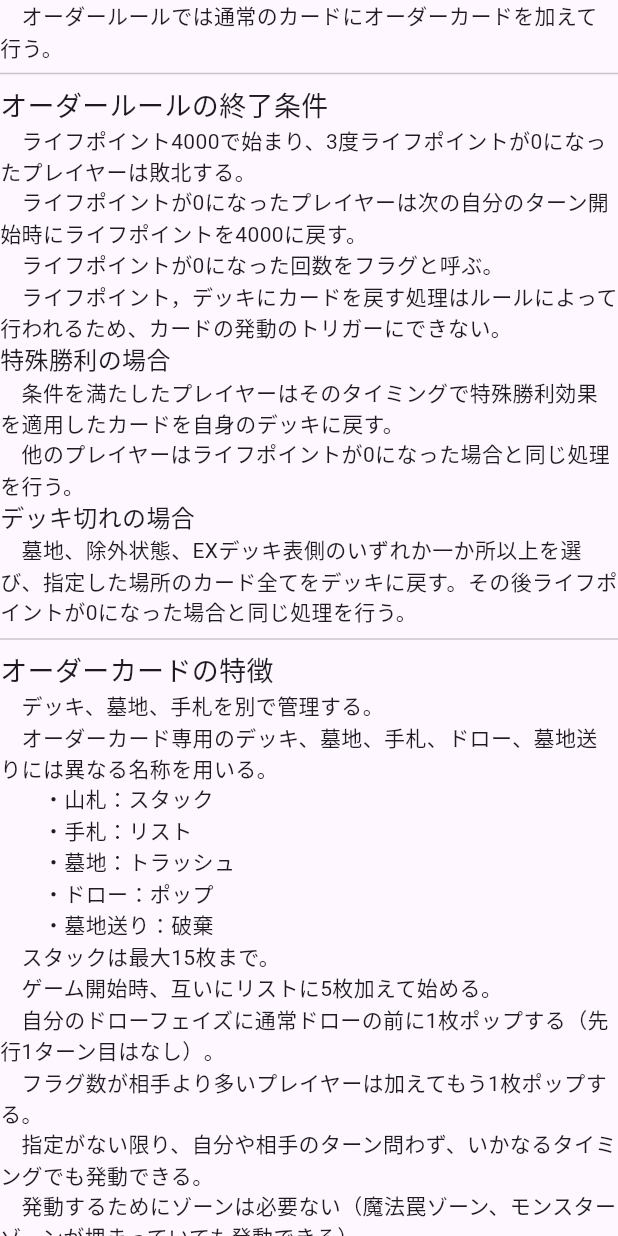
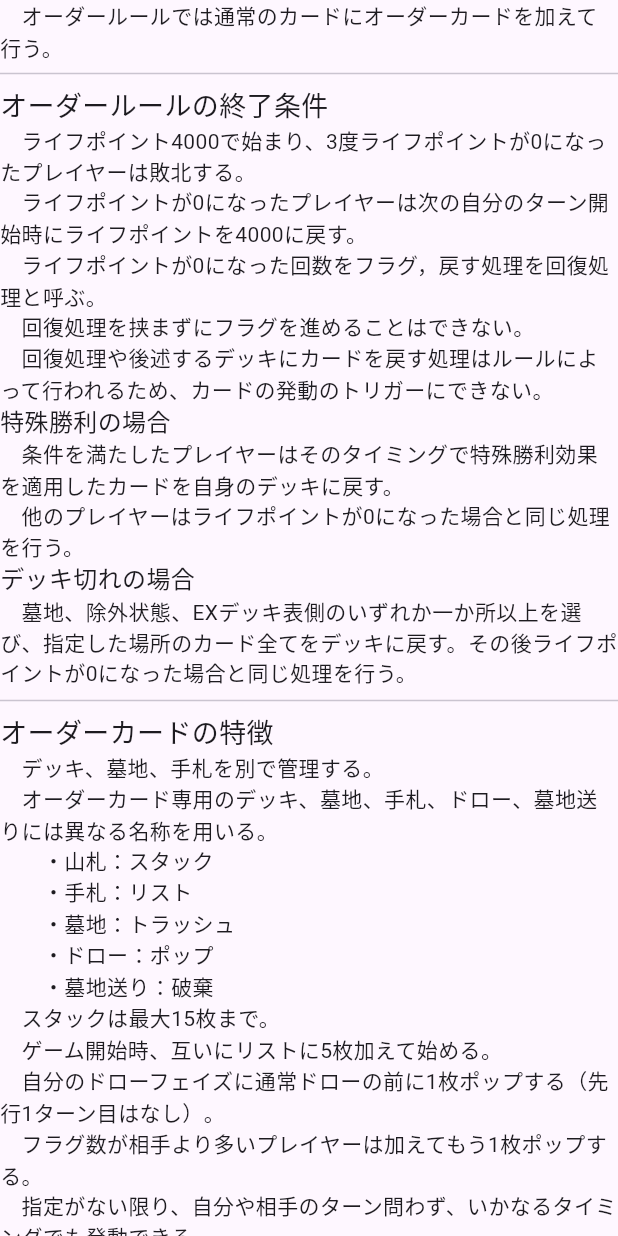
Before and after one commit to Myozen/ordertool, a Flutter app: the RuleWidget widget shown alone on an empty page, opened directly, on a phone screen of 412 x 824 dp. Run offline on Flutter 3.47's test engine with Material 3 defaults, Android fonts, the light colour scheme and no system bars; our stand-ins replace csv, shared_preferences; accounts and stored records are empty.

Commit message:
Rules update

```diff
--- a/lib/data/rules.dart
+++ b/lib/data/rules.dart
@@ -17,8 +17,9 @@ class RuleWidget extends StatelessWidget{
           Text('オーダールールの終了条件',style: TextStyle(fontSize: 18)),
           Text('　ライフポイント4000で始まり、3度ライフポイントが0になったプレイヤーは敗北する。'),
           Text('　ライフポイントが0になったプレイヤーは次の自分のターン開始時にライフポイントを4000に戻す。'),
-          Text('　ライフポイントが0になった回数をフラグと呼ぶ。'),
-          Text('　ライフポイント，デッキにカードを戻す処理はルールによって行われるため、カードの発動のトリガーにできない。'),
+          Text('　ライフポイントが0になった回数をフラグ，戻す処理を回復処理と呼ぶ。'),
+          Text('　回復処理を挟まずにフラグを進めることはできない。'),
+          Text('　回復処理や後述するデッキにカードを戻す処理はルールによって行われるため、カードの発動のトリガーにできない。'),
           Text('特殊勝利の場合',style: TextStyle(fontSize: 16)),
           Text('　条件を満たしたプレイヤーはそのタイミングで特殊勝利効果を適用したカードを自身のデッキに戻す。'),
           Text('　他のプレイヤーはライフポイントが0になった場合と同じ処理を行う。'),
```
